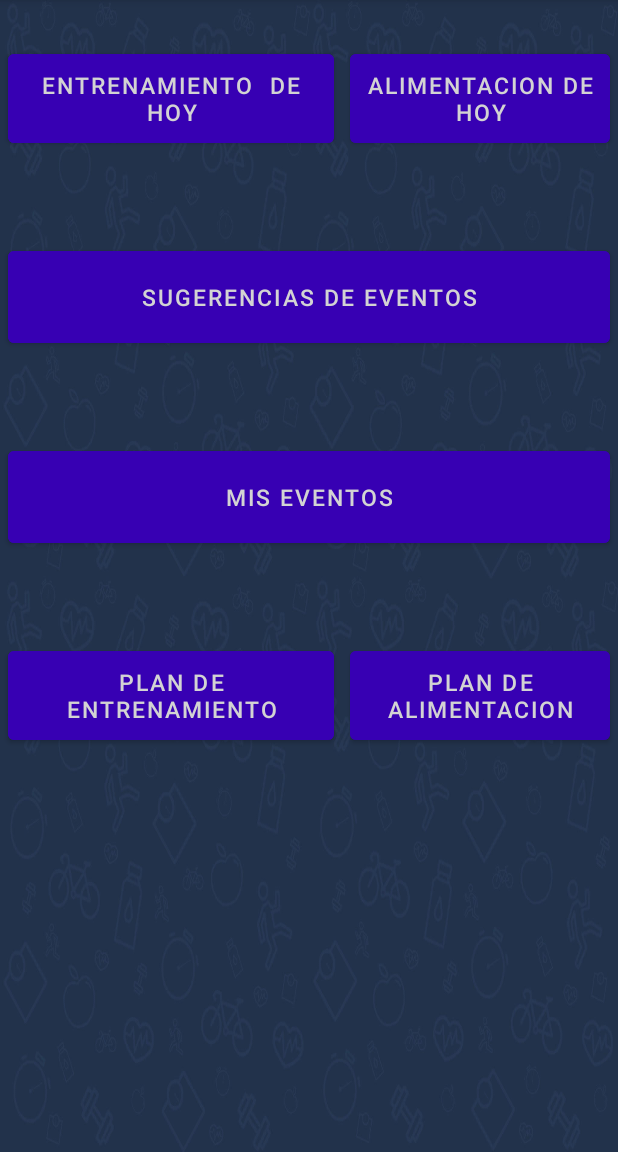
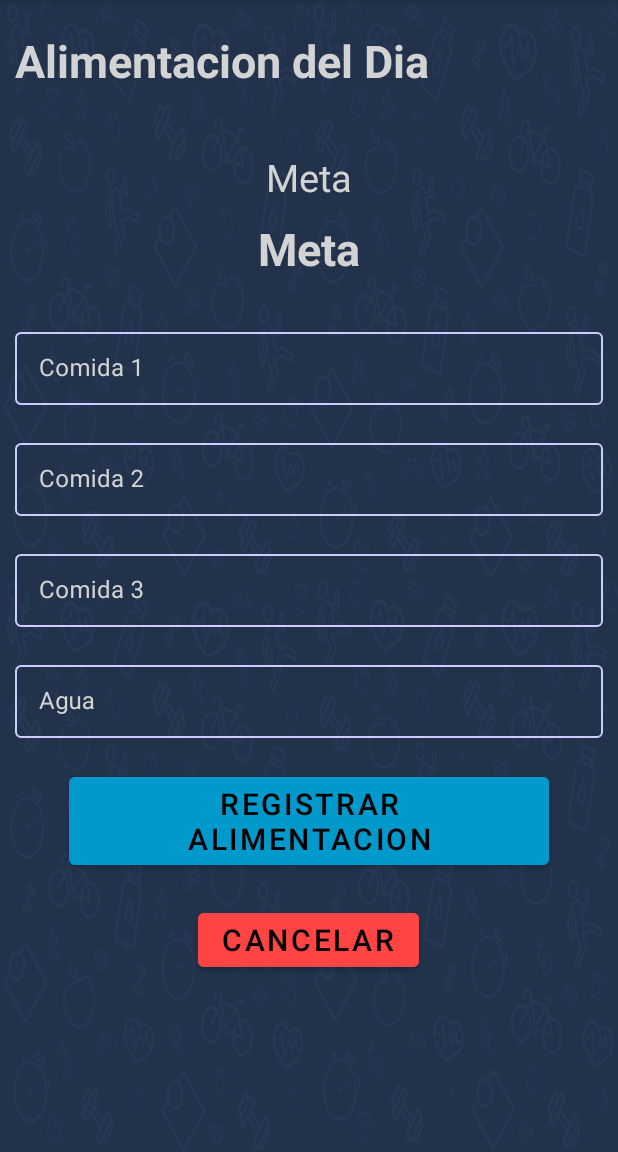
Before and after one commit to shiomar-salazar/MISW-PF-Grupo1-Movil, an Android app built with Jetpack Compose: the Home screen opened through its navigation route, after a tap on "ALIMENTACION DE HOY", on a phone screen of 412 x 824 dp, the part 84-1236 px from its top. Run offline under Robolectric (Android 15) with nearby library versions, the phone set to English and light mode, and no system bars; our stand-ins replace navigation-ui.

Commit message:
Se agrega ventana de Resultado de Alimentacion

```diff
--- /dev/null
+++ b/app/src/main/java/com/sportapp_grupo1/ui/AlimentacionResult.kt
@@ -0,0 +1,131 @@
+package com.sportapp_grupo1.ui
+
+import android.os.Bundle
+import android.text.TextUtils
+import android.view.LayoutInflater
+import android.view.View
+import android.view.ViewGroup
+import android.widget.Toast
+import androidx.fragment.app.Fragment
+import androidx.lifecycle.ViewModelProvider
+import androidx.navigation.fragment.findNavController
+
+import com.sportapp_grupo1.R
+import com.sportapp_grupo1.databinding.AlimentacionResultFragmentBinding
+import com.sportapp_grupo1.models.Alimentacion
+import com.sportapp_grupo1.validator.EmptyValidator
+import com.sportapp_grupo1.validator.base.BaseValidator
+import com.sportapp_grupo1.viewmodels.AlimentacionResultViewModel
+
+
+class AlimentacionResult : Fragment() {
+
+
+    private var _binding:AlimentacionResultFragmentBinding? = null
+    private lateinit var viewModel: AlimentacionResultViewModel
+    private val binding get() = _binding!!
+
+    override fun onCreateView(
+        inflater: LayoutInflater, container: ViewGroup?,
+        savedInstanceState: Bundle?
+    ): View {
+        _binding = AlimentacionResultFragmentBinding.inflate(inflater, container, false)
+        return binding.root
+    }
+
+    override fun onViewCreated(view: View, savedInstanceState: Bundle?) {
+        super.onViewCreated(view, savedInstanceState)
+
+        binding.cancelar.setOnClickListener {
+            navigateToHome()
+        }
+
+        binding.registrar.setOnClickListener {
+            val comida1 = binding.comida1Text.text.toString()
+            val comida2 = binding.comida2Text.text.toString()
+            val comida3 = binding.comida3Text.text.toString()
+            val agua = binding.aguaText.text.toString()
+
+
+            val comida1Validator = BaseValidator.validate(EmptyValidator(comida1))
+            binding.comida1.error =
+                if (!comida1Validator.isSuccess) getString(comida1Validator.message) else null
+            val comida2Validator = BaseValidator.validate(EmptyValidator(comida2))
+            binding.comida2.error =
+                if (!comida2Validator.isSuccess) getString(comida2Validator.message) else null
+            val comida3Validator = BaseValidator.validate(EmptyValidator(comida3))
+            binding.comida3.error =
+                if (!comida3Validator.isSuccess) getString(comida3Validator.message) else null
+            val aguaValidator = BaseValidator.validate(EmptyValidator(agua))
+            binding.agua.error =
+                if (!aguaValidator.isSuccess) getString(aguaValidator.message) else null
+
+            if (comida1Validator.isSuccess && comida2Validator.isSuccess && comida3Validator.isSuccess
+                && aguaValidator.isSuccess) {
+                val newPlan = Alimentacion (
+                    calorias1 = comida1,
+                    calorias2 = comida2,
+                    calorias3 = comida3,
+                    ml_agua = agua
+                )
+                if (viewModel.addNewAlimentacionResult(newPlan)) {
+                    showMessage("La alimentacion del Dia se registró correctamente.")
+                    navigateToHome()
+                } else {
+                    showMessage("Ocurrió un error en el registro de la Alimentacion.")
+                }
+            } else {
+                showMessage("Todos los campos deben ser diligenciados, por favor corrija e intente de nuevo.")
+            }
+        }
+
+    }
+
+    private fun navigateToHome() {
+        findNavController().navigate(R.id.action_planAlimentacionCreate_to_home2)
+    }
+
+    private fun onNetworkError() {
+        if (!viewModel.isNetworkErrorShown.value!!) {
+            Toast.makeText(activity, "Network Error", Toast.LENGTH_LONG).show()
+            viewModel.onNetworkErrorShown()
+        }
+    }
+
+    private fun formIsValid(array: ArrayList<String>): Boolean {
+        for (elem in array) {
+            if (TextUtils.isEmpty(elem)) {
+                return false
+            }
+        }
+        return true
+    }
+
+    private fun showMessage(s: String) {
+        Toast.makeText(activity, s, Toast.LENGTH_LONG).show()
+    }
+
+    override fun onDestroyView() {
+        super.onDestroyView()
+        _binding = null
+    }
+
+    override fun onActivityCreated(savedInstanceState: Bundle?) {
+        super.onActivityCreated(savedInstanceState)
+        val activity = requireNotNull(this.activity) {
+            "You can only access the viewModel after onActivityCreated()"
+        }
+        viewModel = ViewModelProvider(
+            this,
+            AlimentacionResultViewModel.Factory(activity.application)
+        )[AlimentacionResultViewModel::class.java]
+        viewModel.alimentacion.observe(viewLifecycleOwner) {
+            it.apply {
+
+            }
+        }
+        viewModel.eventNetworkError.observe(viewLifecycleOwner) { isNetworkError ->
+            if (isNetworkError) onNetworkError()
+        }
+    }
+}
--- a/app/src/main/java/com/sportapp_grupo1/ui/Home.kt
+++ b/app/src/main/java/com/sportapp_grupo1/ui/Home.kt
@@ -30,7 +30,7 @@ class Home : Fragment() {
     override fun onViewCreated(view: View, savedInstanceState: Bundle?) {
         super.onViewCreated(view, savedInstanceState)
         binding.alimentacion.setOnClickListener {
-            showMessage("Not implemented yet.")
+            findNavController().navigate((R.id.action_home2_to_alimentacionResult))
         }
         binding.entrenamiento.setOnClickListener {
             showMessage("Not implemented yet.")
--- /dev/null
+++ b/app/src/main/java/com/sportapp_grupo1/viewmodels/AlimentacionResultViewModel.kt
@@ -0,0 +1,68 @@
+package com.sportapp_grupo1.viewmodels
+
+import android.app.Application
+import androidx.lifecycle.AndroidViewModel
+import androidx.lifecycle.LiveData
+import androidx.lifecycle.MutableLiveData
+import androidx.lifecycle.ViewModel
+import androidx.lifecycle.ViewModelProvider
+import androidx.lifecycle.viewModelScope
+import com.sportapp_grupo1.models.Alimentacion
+import com.sportapp_grupo1.repositories.AlimentacionRepository
+import kotlinx.coroutines.Dispatchers
+import kotlinx.coroutines.launch
+import kotlinx.coroutines.withContext
+
+class AlimentacionResultViewModel (application: Application) : AndroidViewModel(application){
+
+    private val _alimentacionRepository = AlimentacionRepository(application)
+    private val _alimentacion = MutableLiveData<Alimentacion>()
+
+    var alimentacion: LiveData<Alimentacion>
+        get() = _alimentacion
+        set(value) {}
+
+    private var _eventNetworkError = MutableLiveData(false)
+
+    val eventNetworkError: LiveData<Boolean>
+        get() = _eventNetworkError
+
+    private var _isNetworkErrorShown = MutableLiveData(false)
+
+    val isNetworkErrorShown: LiveData<Boolean>
+        get() = _isNetworkErrorShown
+
+    init {
+    }
+
+    fun onNetworkErrorShown() {
+        _isNetworkErrorShown.value = true
+    }
+
+    fun addNewAlimentacionResult(newResult: Alimentacion): Boolean {
+        return try {
+            viewModelScope.launch (Dispatchers.Default){
+                withContext(Dispatchers.IO){
+                    _alimentacionRepository.addAlimentacion(newResult)
+                }
+                _eventNetworkError.postValue(false)
+                _isNetworkErrorShown.postValue(false)
+            }
+            true
+        } catch (e:Exception){
+            _eventNetworkError.value = true
+            false
+        }
+
+    }
+
+    class Factory(val app: Application) : ViewModelProvider.Factory {
+        override fun <T : ViewModel> create(modelClass: Class<T>): T {
+            if (modelClass.isAssignableFrom(AlimentacionResultViewModel::class.java)) {
+                @Suppress("UNCHECKED_CAST")
+                return AlimentacionResultViewModel(app) as T
+            }
+            throw IllegalArgumentException("Unable to construct viewmodel")
+        }
+    }
+}
--- /dev/null
+++ b/app/src/main/res/layout/alimentacion_result_fragment.xml
@@ -0,0 +1,162 @@
+<?xml version="1.0" encoding="utf-8"?>
+<RelativeLayout xmlns:android="http://schemas.android.com/apk/res/android"
+    xmlns:app="http://schemas.android.com/apk/res-auto"
+    xmlns:tools="http://schemas.android.com/tools"
+    android:layout_width="match_parent"
+    android:layout_height="match_parent"
+    tools:context=".ui.AlimentacionResult">
+
+    <TextView
+        android:id="@+id/title"
+        android:layout_width="match_parent"
+        android:layout_height="wrap_content"
+        android:layout_marginStart="10dp"
+        android:layout_marginTop="20dp"
+        android:textColor="@color/lightGrey"
+        android:layout_marginEnd="10dp"
+        android:text="@string/alimentacion_del_dia"
+        android:textSize="30sp"
+        android:textStyle="bold" />
+
+    <TextView
+        android:id="@+id/goal_title"
+        android:layout_width="match_parent"
+        android:layout_height="wrap_content"
+        android:gravity="center_horizontal"
+        android:layout_below="@id/title"
+        android:layout_marginStart="10dp"
+        android:layout_marginTop="40dp"
+        android:textColor="@color/lightGrey"
+        android:layout_marginEnd="10dp"
+        android:text="@string/meta"
+        android:textSize="25sp"/>
+
+    <TextView
+        android:id="@+id/goal"
+        android:layout_width="match_parent"
+        android:layout_height="wrap_content"
+        android:layout_below="@id/goal_title"
+        android:gravity="center_horizontal"
+        android:layout_marginStart="10dp"
+        android:layout_marginTop="10dp"
+        android:textColor="@color/lightGrey"
+        android:layout_marginEnd="10dp"
+        android:text="@string/meta"
+        android:textSize="30sp"
+        android:textStyle="bold" />
+
+    <com.google.android.material.textfield.TextInputLayout
+        android:id="@+id/comida1"
+        style="@style/LoginTextInputLayoutStyle"
+        android:layout_width="match_parent"
+        android:layout_height="wrap_content"
+        android:layout_below="@id/goal"
+        android:layout_marginStart="10dp"
+        android:layout_marginTop="30dp"
+        android:layout_marginEnd="10dp"
+        android:textColorHint="@color/lightGrey"
+        android:backgroundTint="@color/lightGrey"
+        app:suffixText="@string/sufix_alimentacion"
+        app:suffixTextColor="@color/lightGrey"
+        android:hint="@string/comida_1">
+
+        <com.google.android.material.textfield.TextInputEditText
+            android:id="@+id/comida1_text"
+            android:layout_width="match_parent"
+            android:textColor="@color/lightGrey"
+            android:inputType="number"
+            android:layout_height="wrap_content" />
+    </com.google.android.material.textfield.TextInputLayout>
+
+    <com.google.android.material.textfield.TextInputLayout
+        android:id="@+id/comida2"
+        style="@style/LoginTextInputLayoutStyle"
+        android:layout_width="match_parent"
+        android:layout_height="wrap_content"
+        android:layout_below="@id/comida1"
+        android:layout_marginStart="10dp"
+        android:layout_marginTop="20dp"
+        android:layout_marginEnd="10dp"
+        app:suffixText="@string/sufix_alimentacion"
+        app:suffixTextColor="@color/lightGrey"
+        android:textColorHint="@color/lightGrey"
+        android:hint="@string/comida_2">
+
+        <com.google.android.material.textfield.TextInputEditText
+            android:id="@+id/comida2_text"
+            android:layout_width="match_parent"
+            android:textColor="@color/lightGrey"
+            android:inputType="number"
+            android:layout_height="wrap_content" />
+    </com.google.android.material.textfield.TextInputLayout>
+
+    <com.google.android.material.textfield.TextInputLayout
+        android:id="@+id/comida3"
+        style="@style/LoginTextInputLayoutStyle"
+        android:layout_width="match_parent"
+        android:layout_height="wrap_content"
+        android:layout_below="@id/comida2"
+        android:layout_marginStart="10dp"
+        android:layout_marginTop="20dp"
+        android:layout_marginEnd="10dp"
+        android:textColorHint="@color/lightGrey"
+        app:suffixText="@string/sufix_alimentacion"
+        app:suffixTextColor="@color/lightGrey"
+        android:hint="@string/comida_3">
+
+        <com.google.android.material.textfield.TextInputEditText
+            android:id="@+id/comida3_text"
+            android:layout_width="match_parent"
+            android:textColor="@color/lightGrey"
+            android:inputType="number"
+            android:layout_height="wrap_content" />
+    </com.google.android.material.textfield.TextInputLayout>
+
+    <com.google.android.material.textfield.TextInputLayout
+        android:id="@+id/agua"
+        style="@style/LoginTextInputLayoutStyle"
+        android:layout_width="match_parent"
+        android:layout_height="wrap_content"
+        android:layout_below="@id/comida3"
+        android:layout_marginStart="10dp"
+        android:layout_marginTop="20dp"
+        android:layout_marginEnd="10dp"
+        android:textColorHint="@color/lightGrey"
+        app:suffixText="ml"
+        app:suffixTextColor="@color/lightGrey"
+        android:hint="@string/agua">
+
+        <com.google.android.material.textfield.TextInputEditText
+            android:id="@+id/agua_text"
+            android:layout_width="match_parent"
+            android:textColor="@color/lightGrey"
+            android:inputType="number"
+            android:layout_height="wrap_content" />
+    </com.google.android.material.textfield.TextInputLayout>
+
+
+    <Button
+        android:id="@+id/registrar"
+        android:layout_width="wrap_content"
+        android:layout_height="wrap_content"
+        android:layout_below="@id/agua"
+        android:layout_centerInParent="true"
+        android:layout_marginTop="20dp"
+        android:layout_marginBottom="10dp"
+        android:backgroundTint="@android:color/holo_blue_dark"
+        android:text="@string/registrar_alimentacion"
+        android:textSize="20sp" />
+
+    <Button
+        android:id="@+id/cancelar"
+        android:layout_width="wrap_content"
+        android:layout_height="wrap_content"
+        android:layout_below="@id/registrar"
+        android:layout_centerInParent="true"
+        android:layout_marginTop="10dp"
+        android:layout_marginBottom="20dp"
+        android:backgroundTint="@android:color/holo_red_light"
+        android:text="@string/cancelar"
+        android:textSize="20sp" />
+
+</RelativeLayout>
--- a/app/src/main/res/navigation/nav_graph.xml
+++ b/app/src/main/res/navigation/nav_graph.xml
@@ -24,6 +24,9 @@
         <action
             android:id="@+id/action_home2_to_planAlimentacionCreate"
             app:destination="@id/planAlimentacionCreate" />
+        <action
+            android:id="@+id/action_home2_to_alimentacionResult"
+            app:destination="@id/alimentacionResult" />
     </fragment>
     <fragment
         android:id="@+id/planentrenamiento_crear_fragment"
@@ -41,4 +44,12 @@
             android:id="@+id/action_planAlimentacionCreate_to_home2"
             app:destination="@id/home2" />
     </fragment>
+    <fragment
+        android:id="@+id/alimentacionResult"
+        android:name="com.sportapp_grupo1.ui.AlimentacionResult"
+        tools:layout="@layout/alimentacion_result_fragment" >
+        <action
+            android:id="@+id/action_alimentacionResult_to_home2"
+            app:destination="@id/home2" />
+    </fragment>
 </navigation>
--- a/app/src/main/res/values/strings.xml
+++ b/app/src/main/res/values/strings.xml
@@ -32,6 +32,13 @@
     <string name="crear_plan_de_alimentacion">Crear Plan de Alimentacion</string>
     <string name="sufix_alimentacion"> kcal</string>
     <string name="actividad">Actividad</string>
+    <string name="alimentacion_del_dia">Alimentacion del Dia</string>
+    <string name="comida_1">Comida 1</string>
+    <string name="comida_2">Comida 2</string>
+    <string name="comida_3">Comida 3</string>
+    <string name="agua">Agua</string>
+    <string name="registrar_alimentacion">Registrar Alimentacion</string>
+    <string name="meta">Meta</string>
     <string-array name="Deportes">
         <item>Atletismo</item>
         <item>Ciclismo</item>
```
Also changed, not shown: app/src/main/java/com/sportapp_grupo1/models/Alimentacion.kt (+4 -6 lines), app/src/main/java/com/sportapp_grupo1/network/CacheManager.kt (+10 -0 lines), app/src/main/java/com/sportapp_grupo1/network/NetworkServiceAdapter.kt (+39 -0 lines), app/src/main/java/com/sportapp_grupo1/repositories/AlimentacionRepository.kt (added, +15 -0 lines).
